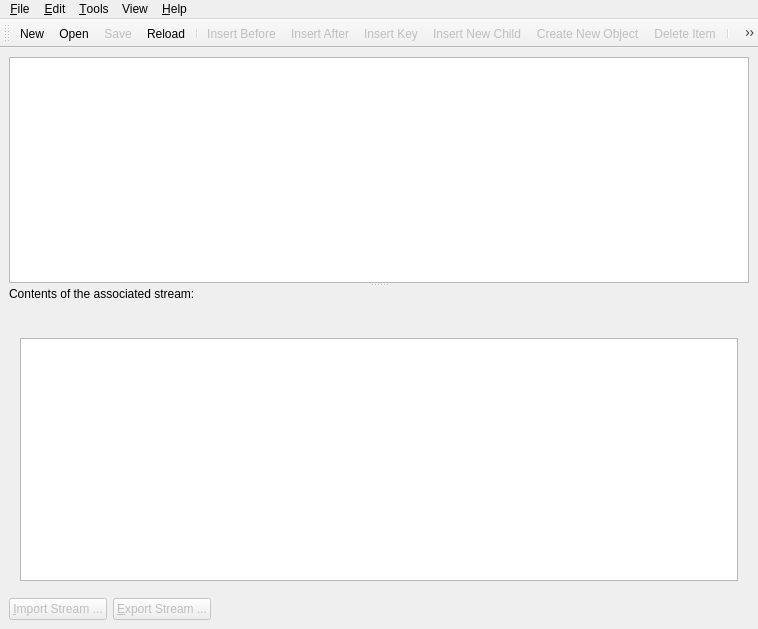
The window that podofobrowser/branches/podofobrowser-viewer/src/podofobrowserbase.ui (svn2github/podofo095) describes before a commit, drawn with Qt 5.
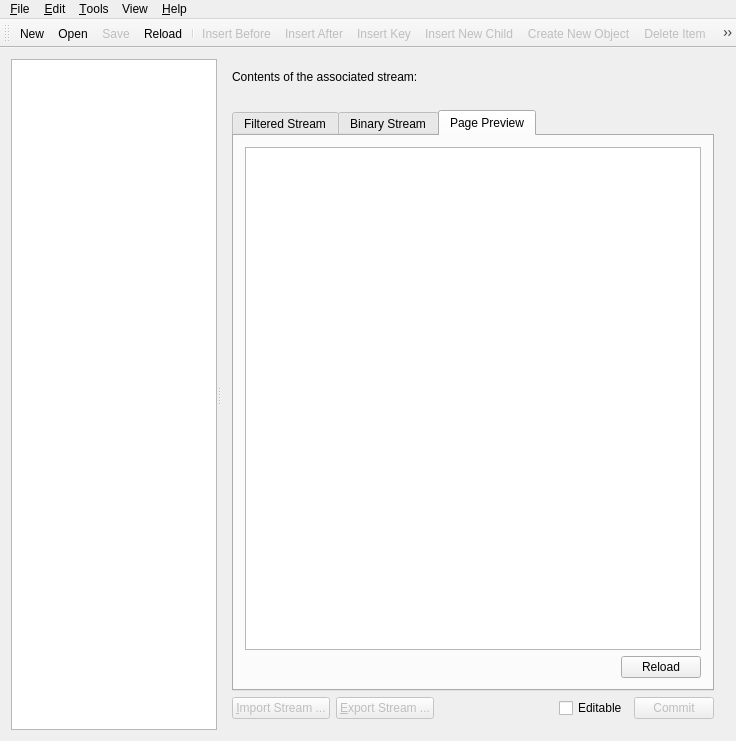
The same window after the commit. The open tabs and pages were chosen to show the change. Icons and pictures are not drawn. Custom widgets are drawn as their Qt base class.

Commit message: Sync the viewer branch with my working directory. Do not expect to have something usable yet. It shows random graphics and wrong encoded fonts, and that’s all of it. OTOH, it’s a rather short run of code and we can hope to get something out of it in the future if time allows it.

```diff
--- a/podofobrowser/branches/podofobrowser-viewer/src/podofobrowserbase.ui
+++ b/podofobrowser/branches/podofobrowser-viewer/src/podofobrowserbase.ui
@@ -5,33 +5,19 @@
    <rect>
     <x>0</x>
     <y>0</y>
-    <width>758</width>
-    <height>629</height>
+    <width>736</width>
+    <height>741</height>
    </rect>
   </property>
   <property name="windowTitle" >
    <string>PoDoFo Browser</string>
   </property>
   <widget class="QWidget" name="widget" >
-   <property name="geometry" >
-    <rect>
-     <x>0</x>
-     <y>58</y>
-     <width>758</width>
-     <height>571</height>
-    </rect>
-   </property>
-   <layout class="QVBoxLayout" >
-    <property name="spacing" >
-     <number>6</number>
-    </property>
-    <property name="margin" >
-     <number>9</number>
-    </property>
-    <item>
+   <layout class="QGridLayout" name="gridLayout_3" >
+    <item row="0" column="0" >
      <widget class="QSplitter" name="splitter" >
       <property name="orientation" >
-       <enum>Qt::Vertical</enum>
+       <enum>Qt::Horizontal</enum>
       </property>
       <widget class="QTreeView" name="listObjects" >
        <property name="mouseTracking" >
@@ -47,24 +33,18 @@
         <bool>true</bool>
        </property>
       </widget>
-      <widget class="QSplitter" name="splitter3" >
-       <property name="orientation" >
-        <enum>Qt::Horizontal</enum>
-       </property>
-       <widget class="QSplitter" name="splitter2" >
-        <property name="orientation" >
-         <enum>Qt::Vertical</enum>
-        </property>
-        <widget class="QWidget" name="layout3" >
-         <layout class="QVBoxLayout" >
-          <property name="spacing" >
-           <number>6</number>
-          </property>
-          <property name="margin" >
-           <number>0</number>
-          </property>
+      <widget class="QWidget" native="1" name="widget_2" >
+       <layout class="QGridLayout" name="gridLayout_5" >
+        <item row="0" column="0" >
+         <layout class="QHBoxLayout" name="horizontalLayout" >
           <item>
            <widget class="QLabel" name="textLabel1" >
+            <property name="sizePolicy" >
+             <sizepolicy vsizetype="Preferred" hsizetype="Preferred" >
+              <horstretch>2</horstretch>
+              <verstretch>0</verstretch>
+             </sizepolicy>
+            </property>
             <property name="text" >
              <string>Contents of the associated stream:</string>
             </property>
@@ -73,7 +53,9 @@
             </property>
            </widget>
           </item>
-          <item>
+         </layout>
+        </item>
+        <item row="1" column="0" >
            <widget class="QLabel" name="labelStream" >
             <property name="text" >
              <string/>
@@ -83,28 +65,23 @@
             </property>
            </widget>
           </item>
-          <item>
-           <widget class="QStackedWidget" name="stackedWidget" >
+        <item row="2" column="0" >
+         <widget class="QTabWidget" name="stackedWidget" >
             <property name="currentIndex" >
              <number>0</number>
             </property>
             <widget class="QWidget" name="pageStream" >
-             <property name="geometry" >
-              <rect>
-               <x>0</x>
-               <y>0</y>
-               <width>738</width>
-               <height>246</height>
-              </rect>
-             </property>
-             <layout class="QVBoxLayout" name="verticalLayout" >
-              <item>
+           <attribute name="title" >
+            <string>Filtered Stream</string>
+           </attribute>
+           <layout class="QGridLayout" name="gridLayout_4" >
+            <item row="0" column="0" >
                <widget class="QTextEdit" name="textStream" >
                 <property name="undoRedoEnabled" >
                  <bool>false</bool>
                 </property>
                 <property name="readOnly" >
-                 <bool>false</bool>
+               <bool>true</bool>
                 </property>
                 <property name="acceptRichText" >
                  <bool>false</bool>
@@ -114,23 +91,48 @@
              </layout>
             </widget>
             <widget class="QWidget" name="pageHexView" >
-             <property name="geometry" >
-              <rect>
-               <x>0</x>
-               <y>0</y>
-               <width>738</width>
-               <height>246</height>
-              </rect>
-             </property>
-             <layout class="QVBoxLayout" name="verticalLayout_2" >
-              <item>
+           <attribute name="title" >
+            <string>Binary Stream</string>
+           </attribute>
+           <layout class="QGridLayout" name="gridLayout_2" >
+            <item row="0" column="0" >
                <widget class="QHexView" native="1" name="hexView" />
               </item>
              </layout>
             </widget>
-           </widget>
-          </item>
-          <item>
+          <widget class="QWidget" name="pageView" >
+           <attribute name="title" >
+            <string>Page Preview</string>
+           </attribute>
+           <layout class="QGridLayout" name="gridLayout" >
+            <item row="0" column="0" colspan="2" >
+             <widget class="PodofoView" name="podofoView" />
+            </item>
+            <item row="1" column="0" >
+             <spacer name="horizontalSpacer" >
+              <property name="orientation" >
+               <enum>Qt::Horizontal</enum>
+              </property>
+              <property name="sizeHint" stdset="0" >
+               <size>
+                <width>384</width>
+                <height>20</height>
+               </size>
+              </property>
+             </spacer>
+            </item>
+            <item row="1" column="1" >
+             <widget class="QPushButton" name="reloadButton" >
+              <property name="text" >
+               <string>Reload</string>
+              </property>
+             </widget>
+            </item>
+           </layout>
+          </widget>
+         </widget>
+        </item>
+        <item row="3" column="0" >
            <layout class="QHBoxLayout" >
             <property name="spacing" >
              <number>6</number>
@@ -180,25 +182,32 @@
               </property>
              </spacer>
             </item>
+          <item>
+           <widget class="QCheckBox" name="checkEditable" >
+            <property name="text" >
+             <string>Editable</string>
+            </property>
+           </widget>
+          </item>
+          <item>
+           <widget class="QPushButton" name="commitButton" >
+            <property name="enabled" >
+             <bool>false</bool>
+            </property>
+            <property name="text" >
+             <string>Commit</string>
+            </property>
+           </widget>
+          </item>
            </layout>
           </item>
          </layout>
         </widget>
        </widget>
-      </widget>
-     </widget>
     </item>
    </layout>
   </widget>
   <widget class="QToolBar" name="toolBar" >
-   <property name="geometry" >
-    <rect>
-     <x>0</x>
-     <y>24</y>
-     <width>758</width>
-     <height>34</height>
-    </rect>
-   </property>
    <property name="orientation" >
     <enum>Qt::Horizontal</enum>
    </property>
@@ -227,8 +236,8 @@
     <rect>
      <x>0</x>
      <y>0</y>
-     <width>758</width>
-     <height>24</height>
+     <width>736</width>
+     <height>28</height>
     </rect>
    </property>
    <widget class="QMenu" name="helpMenu" >
@@ -599,6 +608,11 @@
    <header>hexwidget/QHexView.h</header>
    <container>1</container>
   </customwidget>
+  <customwidget>
+   <class>PodofoView</class>
+   <extends>QGraphicsView</extends>
+   <header>podofoview.h</header>
+  </customwidget>
  </customwidgets>
  <resources>
   <include location="podofobrowserrsrc.qrc" />
```
Left out of the diff: 20 changed lines with no effect on the pictures. Lines whose indentation alone changed are shown as unchanged. The commit also changes 28 other files.
